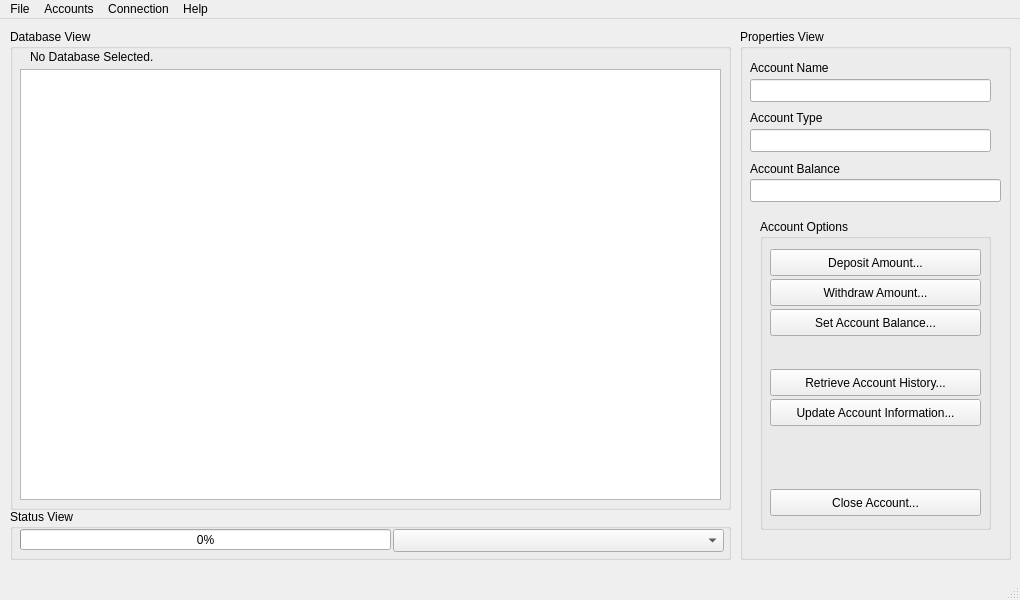
This is gui/EasyAcct.ui in Aspectious/EasyAcct as Qt 5 draws it before an edit. The edited form follows.
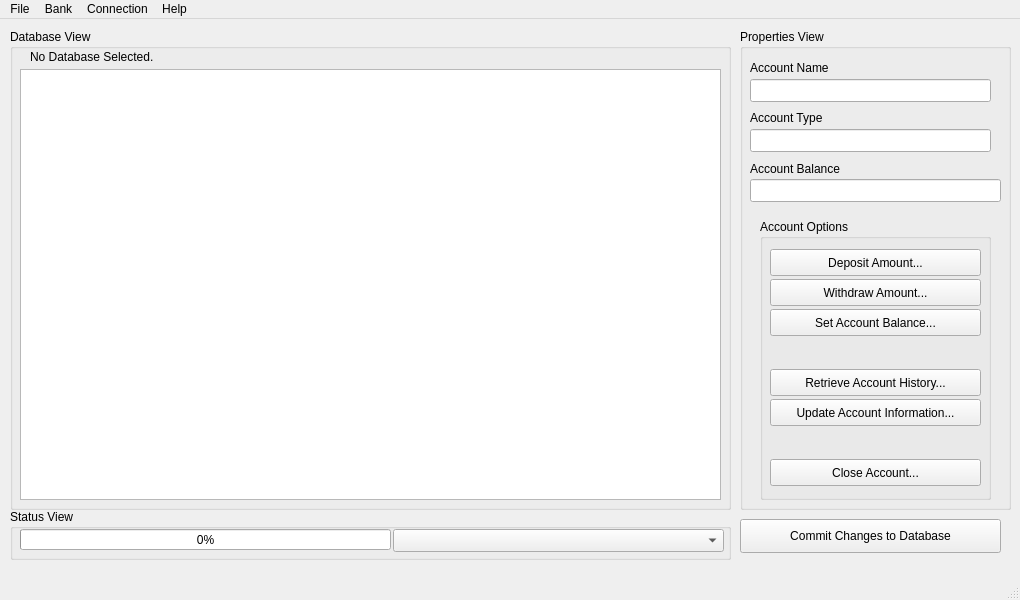
This is the edited form.

The edit to the form file:
```diff
--- a/gui/EasyAcct.ui
+++ b/gui/EasyAcct.ui
@@ -116,7 +116,7 @@
       <x>740</x>
       <y>10</y>
       <width>271</width>
-      <height>531</height>
+      <height>481</height>
      </rect>
     </property>
     <property name="title">
@@ -177,7 +177,7 @@
        <x>20</x>
        <y>190</y>
        <width>231</width>
-       <height>311</height>
+       <height>281</height>
       </rect>
      </property>
      <property name="title">
@@ -252,7 +252,7 @@
       <property name="geometry">
        <rect>
         <x>10</x>
-        <y>270</y>
+        <y>240</y>
         <width>211</width>
         <height>27</height>
        </rect>
@@ -286,6 +286,19 @@
      </property>
     </widget>
    </widget>
+   <widget class="QPushButton" name="commitchanges">
+    <property name="geometry">
+     <rect>
+      <x>740</x>
+      <y>500</y>
+      <width>261</width>
+      <height>34</height>
+     </rect>
+    </property>
+    <property name="text">
+     <string>Commit Changes to Database</string>
+    </property>
+   </widget>
   </widget>
   <widget class="QMenuBar" name="menubar">
    <property name="geometry">
@@ -327,7 +340,7 @@
    </widget>
    <widget class="QMenu" name="menuAccounts">
     <property name="title">
-     <string>Accounts</string>
+     <string>Bank</string>
     </property>
     <addaction name="mb_a_open"/>
     <addaction name="separator"/>
```
Left out of the diff: 28 changed lines with no effect on the pictures.
